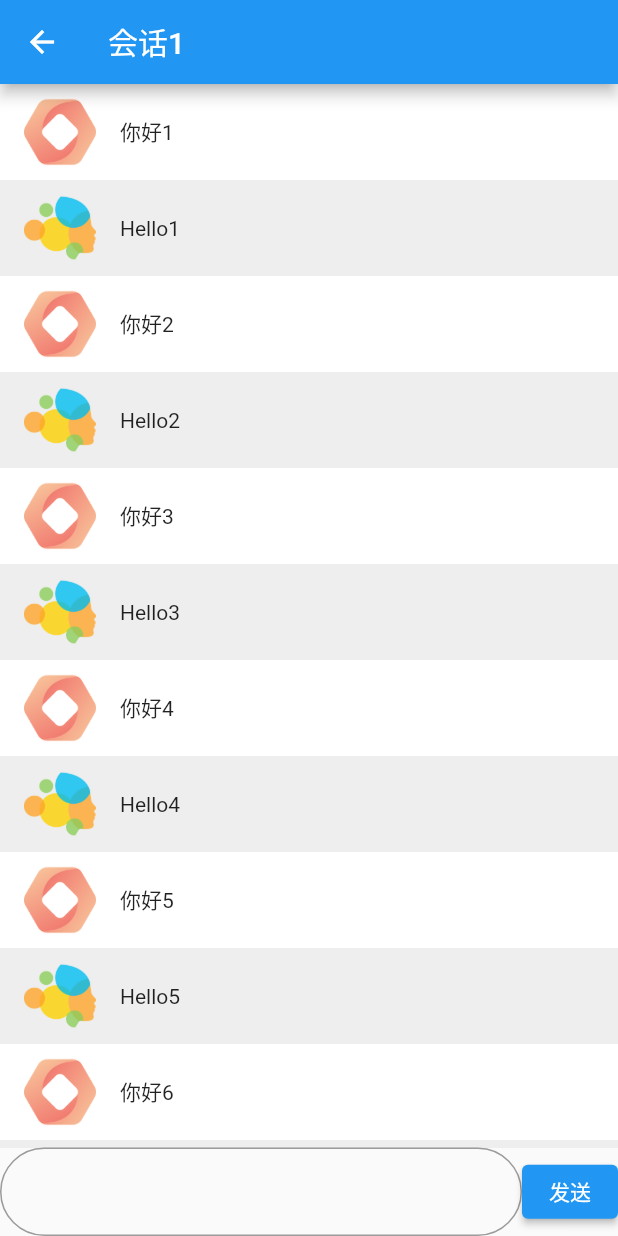
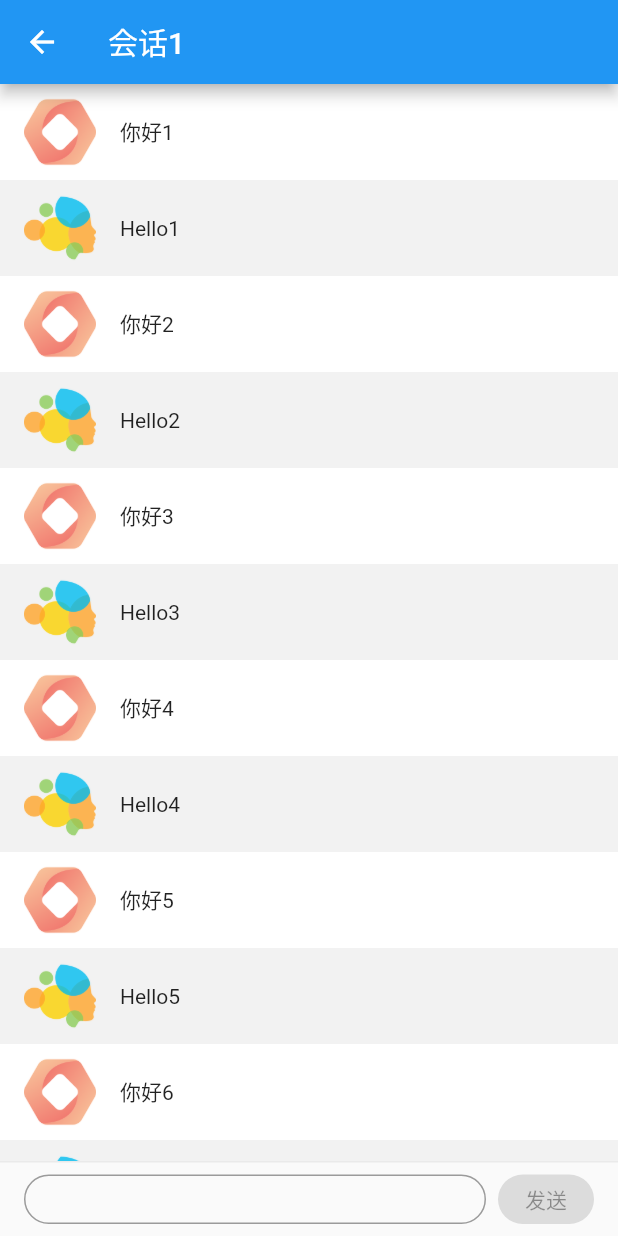
Before and after one commit to zdsub/my_chat, a Flutter app: the ChatPage screen opened directly, on a phone screen of 412 x 824 dp. Run offline on Flutter 3.47's test engine with Material 2 defaults, Android fonts, the phone set to English and light mode, and no system bars; our stand-ins replace dio, shared_preferences; accounts and stored records are empty.

Commit message:
拆分聊天页面

```diff
--- a/lib/pages/chat/chat.dart
+++ b/lib/pages/chat/chat.dart
@@ -1,10 +1,8 @@
 import 'package:flutter/material.dart';
 import 'package:my_chat/enums/message_type.dart';
 import 'package:my_chat/models/message.dart';
-import 'package:my_chat/models/setting.dart';
+import 'package:my_chat/pages/chat/chat_input.dart';
 import 'package:my_chat/pages/chat/chat_item.dart';
-import 'package:my_chat/pages/chat/key_not_found_dialog.dart';
-import 'package:my_chat/services/chat_service.dart';
 
 /// 聊天页面
 class ChatPage extends StatefulWidget {
@@ -31,34 +29,9 @@ class _ChatPageState extends State<ChatPage> {
     Message(text: "你好7", type: MessageType.human),
     Message(text: "Hello7", type: MessageType.ai)
   ];
-  final TextEditingController _textEditingController = TextEditingController();
 
-  void onSend(BuildContext context) async {
-    if (Setting.key == null) {
-      showDialog(
-        context: context,
-        builder: (context) => KeyNotFoundDialog()
-      );
-      return;
-    }
-
-    final text = _textEditingController.text;
-    _textEditingController.clear();
-
-    setState(() {
-      messageList.add(Message(
-        text: text,
-        type: MessageType.human
-      ));
-    });
-
-    final message = await ChatService.sendMessage(text);
-    setState(() {
-      messageList.add(Message(
-        text: message,
-        type: MessageType.ai
-      ));
-    });
+  void addMessage(Message message) {
+    setState(() => messageList.add(message));
   }
 
   @override
@@ -75,23 +48,8 @@ class _ChatPageState extends State<ChatPage> {
               itemBuilder: (context, index) => ChatItem(message: messageList[index])
             )
           ),
-          Row(
-            children: [
-              Expanded(
-                child: TextField(
-                  decoration: InputDecoration(
-                    border: OutlineInputBorder(
-                      borderRadius: BorderRadius.circular(30)
-                    )
-                  ),
-                  controller: _textEditingController,
-                )
-              ),
-              ElevatedButton(
-                onPressed: () => onSend(context),
-                child: const Text("发送")
-              )
-            ]
+          ChatInput(
+            onSend: addMessage
           )
         ]
       )
--- /dev/null
+++ b/lib/pages/chat/chat_input.dart
@@ -0,0 +1,98 @@
+import 'package:flutter/material.dart';
+
+import '../../enums/message_type.dart';
+import '../../models/message.dart';
+import '../../models/setting.dart';
+import '../../services/chat_service.dart';
+import 'key_not_found_dialog.dart';
+
+class ChatInput extends StatefulWidget {
+  ValueChanged<Message> onSend;
+
+  ChatInput({ super.key, required this.onSend });
+
+  @override
+  State<StatefulWidget> createState() => _ChatInputState();
+}
+
+class _ChatInputState extends State<ChatInput> {
+  bool sendButtonEnable = false;
+  final TextEditingController _textEditingController = TextEditingController();
+
+  void onSend(BuildContext context) async {
+    // 判断是否设置密钥
+    if (Setting.key == null) {
+      showDialog(
+          context: context,
+          builder: (context) => KeyNotFoundDialog()
+      );
+      return;
+    }
+
+    // 获取并清空文本
+    var text = _textEditingController.text;
+    _textEditingController.clear();
+    setState(() => sendButtonEnable = false);
+
+    // 添加发送消息
+    widget.onSend(Message(
+      text: text,
+      type: MessageType.human
+    ));
+
+    // 添加回复消息
+    text = await ChatService.sendMessage(text);
+    widget.onSend(Message(
+      text: text,
+      type: MessageType.ai
+    ));
+  }
+
+  void onChange(String text) {
+    if (!text.isEmpty && !sendButtonEnable) {
+      setState(() => sendButtonEnable = true);
+    } else if (text.isEmpty && sendButtonEnable) {
+      setState(() => sendButtonEnable = false);
+    }
+  }
+
+  @override
+  Widget build(BuildContext context) {
+    return Container(
+      height: 50,
+      padding: const EdgeInsets.symmetric(vertical: 8, horizontal: 16),
+      decoration: const BoxDecoration(
+        border: Border(
+          top: BorderSide(width: 1, color: Color.fromARGB(16, 0, 0, 0))
+        )
+      ),
+      child: Row(
+        children: [
+          Expanded(
+            child: TextField(
+              controller: _textEditingController,
+              onChanged: onChange,
+              decoration: InputDecoration(
+                border: OutlineInputBorder(
+                  borderRadius: BorderRadius.circular(30)
+                )
+              )
+            )
+          ),
+          Container(
+            margin: const EdgeInsets.only(left: 8),
+            child: ElevatedButton(
+              style: ButtonStyle(
+                shape: MaterialStateProperty.all(RoundedRectangleBorder(
+                  borderRadius: BorderRadius.circular(20)
+                ))
+              ),
+              onPressed: sendButtonEnable ? () => onSend(context) : null,
+              child: const Text("发送")
+            )
+          )
+        ]
+      )
+    );
+  }
+}
--- a/lib/pages/chat/chat_item.dart
+++ b/lib/pages/chat/chat_item.dart
@@ -13,7 +13,7 @@ class ChatItem extends StatelessWidget {
   Widget build(BuildContext context) {
     return Container(
       decoration: BoxDecoration(
-        color: message.type == MessageType.human ? Colors.white : const Color.fromARGB(12, 0, 0, 0)
+        color: message.type == MessageType.human ? Colors.white : const Color.fromARGB(8, 0, 0, 0)
       ),
       padding: const EdgeInsets.fromLTRB(16, 8, 16, 8),
       child: Row(
@@ -36,5 +36,4 @@ class ChatItem extends StatelessWidget {
       )
     );
   }
-
 }
```
Also changed, not shown: lib/pages/chat/key_not_found_dialog.dart (+5 -4 lines).
